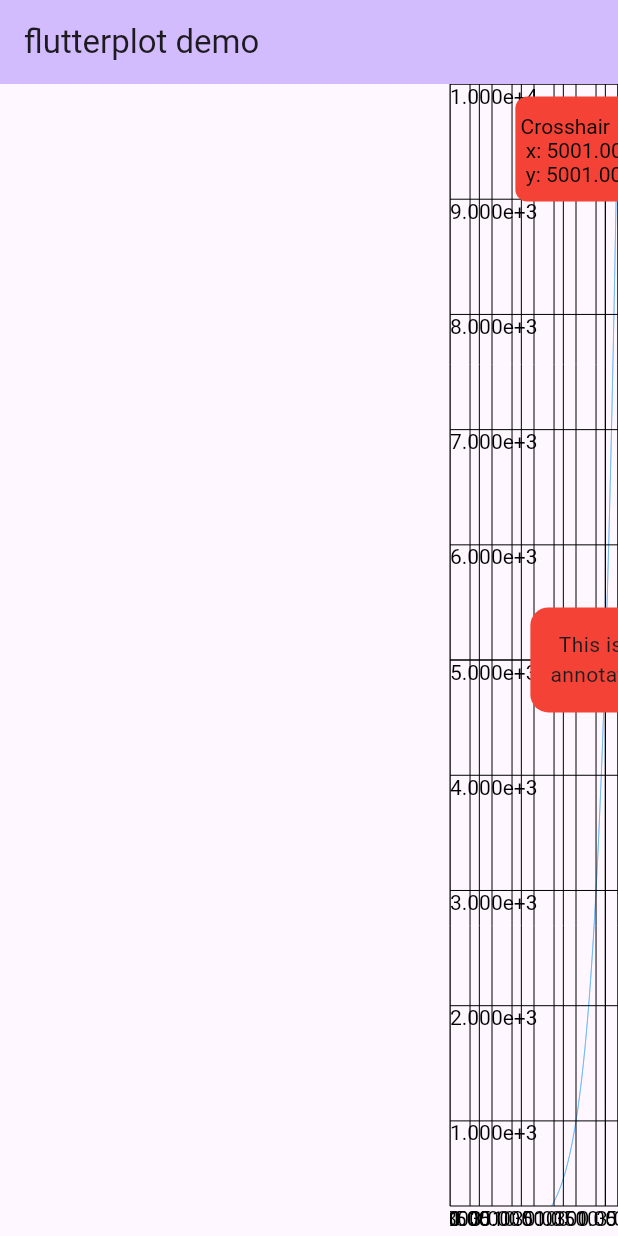
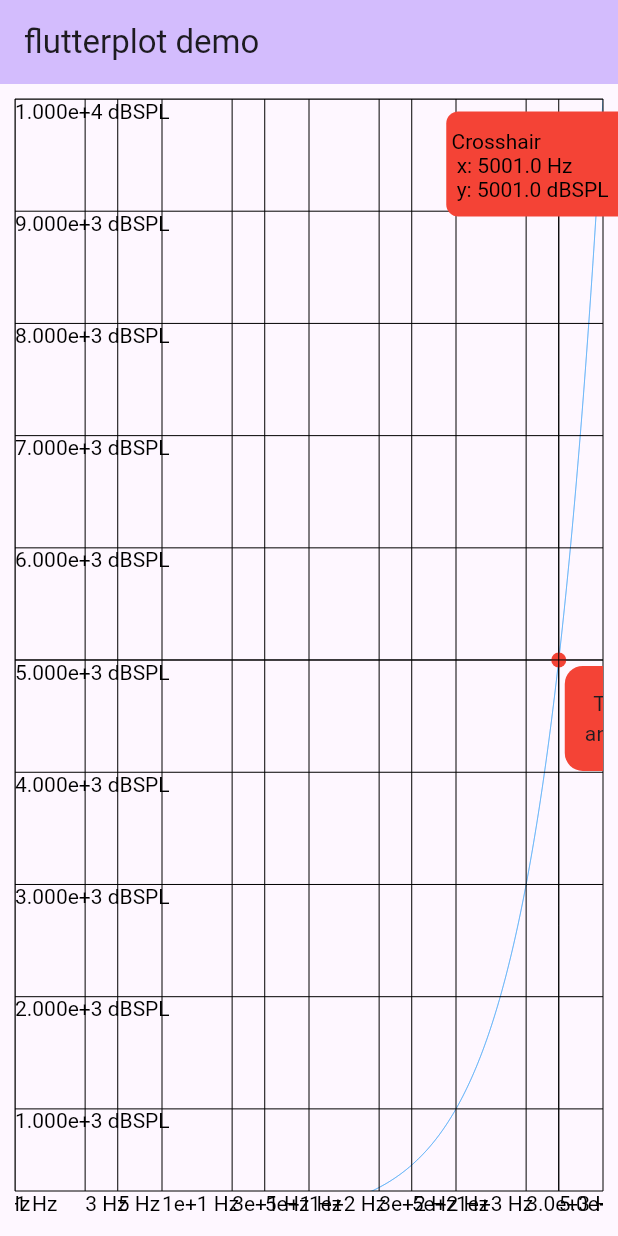
Before and after one commit to optimazter/relu_plot_lib, a Flutter app: the screen it shows after launch, on a phone screen of 412 x 824 dp. Run offline on Flutter 3.47's test engine with Material 3 defaults, Android fonts, the phone set to English and light mode, and no system bars.

```diff
--- a/flutterplot/lib/src/models/annotation.dart
+++ b/flutterplot/lib/src/models/annotation.dart
@@ -17,20 +17,16 @@ class Annotation extends ParentDataWidget<AnnotationParentData> {
     super.key,
     this.position = Offset.zero,
     this.onDragEnd,
-    required double width,
-    required double height,
+    required this.width,
+    required this.height,
     required Widget child,
-
   })
-  :
-  halfWidth = width / 2,
-  halfHeight = height / 2,
-  super(child: Center(child: child));
+  : super(child: Center(child: child));
 
   Offset position;
   final Matrix4 modelView = Matrix4.identity();
-  final double halfWidth;
-  final double halfHeight;
+  final double width;
+  final double height;
 
 
   /// Function called every time the Annotation has been moved
--- a/flutterplot/lib/src/models/crosshair.dart
+++ b/flutterplot/lib/src/models/crosshair.dart
@@ -15,6 +15,7 @@ class Crosshair  {
     this.width = 120,
     this.height = 70,
     this.position = Offset.infinite,
+    this.fractionDigits = 1,
     this.onDragEnd,})
     : halfWidth = width / 2,
     halfHeight = height / 2;
@@ -44,6 +45,9 @@ class Crosshair  {
   /// The position in the Plot space where the Crosshair is lcoated
   Offset position;
 
+  /// The number of fraction digits to show in the crosshair label.
+  final int fractionDigits;
+
   /// Function called every time the Crosshair has been moved
   final Function(Offset position)? onDragEnd;
 
@@ -59,6 +63,7 @@ class Crosshair  {
       other.height == height &&
       other.runtimeType == runtimeType &&
       other.position == position &&
+      other.fractionDigits == fractionDigits &&
       other.label == label;
 
 
--- a/flutterplot/lib/src/models/graph.dart
+++ b/flutterplot/lib/src/models/graph.dart
@@ -35,7 +35,6 @@ class Graph {
   /// The Crosshairs which will be attached to this graph.
   final List<Crosshair>? crosshairs;
 
-
   bool _log = false;
 
 
--- a/flutterplot/lib/src/models/plot.dart
+++ b/flutterplot/lib/src/models/plot.dart
@@ -51,7 +51,6 @@ class Plot extends StatelessWidget {
     this.onConstraintsChanged,
     this.strokeWidth = 1,
     this.padding = 0,
-    this.crosshairFractionDigits = 2,
     this.minimumScale = 0.25,
     this.maximumScale = 50,
   });
@@ -87,9 +86,6 @@ class Plot extends StatelessWidget {
   /// The padding to use around the plot borders
   final double padding;
 
-  /// The number of digits to use for FlutterPlot crosshair
-  final int crosshairFractionDigits;
-
   /// The minimum scale factor possible for scaling the plot.
   final double minimumScale;
 
@@ -117,7 +113,6 @@ class Plot extends StatelessWidget {
     other.decimate == decimate &&
     other.strokeWidth == strokeWidth &&
     other.padding == padding &&
-    other.crosshairFractionDigits == crosshairFractionDigits &&
     other.minimumScale == minimumScale &&
     other.maximumScale == maximumScale;
 
--- /dev/null
+++ b/flutterplot/lib/src/rendering/annotation_layer.dart
@@ -0,0 +1,34 @@
+
+import 'package:flutter/material.dart';
+import 'package:flutterplot/flutterplot.dart';
+import 'package:flutterplot/src/utils/utils.dart';
+
+class AnnotationLayer extends StatelessWidget {
+
+  AnnotationLayer({
+    required this.annotations,
+    required this.transform,
+  });
+
+  final List<Annotation> annotations;
+  final Matrix4 transform;
+
+
+  @override
+  Widget build(BuildContext context) {
+    return Stack(
+      children: annotations.map((annotation) {
+        final globalPosition = transform.transformOffset(annotation.position);
+        return Positioned(
+          left: globalPosition.dx,
+          top: globalPosition.dy,
+          child: annotation.child
+        );
+      }).toList(),
+    );
+  }
+
+
+
+
+}
--- a/flutterplot/lib/src/rendering/annotation_layout.dart
+++ b/flutterplot/lib/src/rendering/annotation_layout.dart
@@ -28,6 +28,7 @@ class AnnotationLayout extends MultiChildRenderObjectWidget {
 
   @override
   void updateRenderObject(BuildContext context, AnnotationRenderObject renderObject) {
+    super.updateRenderObject(context, renderObject);
     renderObject.transform = transform;
   }
 
--- a/flutterplot/lib/src/rendering/crosshair_painter.dart
+++ b/flutterplot/lib/src/rendering/crosshair_painter.dart
@@ -9,7 +9,6 @@ class CrosshairPainter extends CustomPainter {
 
   const CrosshairPainter({
     required this.crosshairs,
-    required this.fractionDigits,
     required this.xUnit,
     required this.yUnit,
     required this.logarithmicXLabel,
@@ -18,7 +17,6 @@ class CrosshairPainter extends CustomPainter {
   });
 
   final List<Crosshair> crosshairs;
-  final int fractionDigits;
   final String? xUnit;
   final String? yUnit;
   final bool logarithmicXLabel;
@@ -29,16 +27,11 @@ class CrosshairPainter extends CustomPainter {
   @override
   void paint(Canvas canvas, Size size) {
 
-    debugLog('Repainting Crosshairs');
-
-
     final linePaint = Paint();
     final boxPaint = Paint();
     final TextStyle textStyle = TextStyle(
           color:  Colors.black,
     );
-
-
 
     crosshairs.forEach((crosshair) {
       final Offset globalPosition = transform.transformOffset(crosshair.position);
@@ -53,7 +46,7 @@ class CrosshairPainter extends CustomPainter {
       canvas.save();
       canvas.clipRect(Rect.fromLTRB(-crosshair.halfWidth, -crosshair.halfHeight, size.width + crosshair.halfWidth, size.height + crosshair.halfHeight));
       _paintCrosshairBox(canvas, globalPosition, crosshair.width, crosshair.height, crosshair.yPadding, boxPaint);
-      _paintCrosshairText(canvas, crosshair.label, crosshair.position, globalPosition, crosshair.yPadding, textStyle, crosshair.width);
+      _paintCrosshairText(canvas, crosshair.label, crosshair.position, globalPosition, crosshair.yPadding, textStyle, crosshair.width, crosshair.fractionDigits);
       canvas.restore();
     });
 
@@ -66,7 +59,7 @@ class CrosshairPainter extends CustomPainter {
   }
 
 
-  void _paintCrosshairText(Canvas canvas, String label, Offset localPosition, Offset globalPosition, double padding, TextStyle textStyle, double width) {
+  void _paintCrosshairText(Canvas canvas, String label, Offset localPosition, Offset globalPosition, double padding, TextStyle textStyle, double width, int fractionDigits) {
     final ParagraphBuilder paragraphBuilder = ParagraphBuilder(
             ParagraphStyle()
           )
--- a/flutterplot/lib/src/widgets/plot_view.dart
+++ b/flutterplot/lib/src/widgets/plot_view.dart
@@ -4,7 +4,7 @@ import 'package:flutterplot/flutterplot.dart';
 import 'package:flutter/gestures.dart';
 import 'package:flutter/services.dart';
 import 'package:flutterplot/src/models/camera.dart';
-import 'package:flutterplot/src/rendering/annotation_layout.dart';
+import 'package:flutterplot/src/rendering/annotation_layer.dart';
 import 'package:flutterplot/src/rendering/crosshair_painter.dart';
 import 'package:flutterplot/src/rendering/graph_painter.dart';
 import 'package:flutterplot/src/rendering/ticks_painter.dart';
@@ -98,8 +98,8 @@ class PlotView extends StatefulWidget {
       }
       for (Annotation annotation in graph.annotations!) {
         final Offset globalPosition = camera.transform.transformOffset(annotation.position);
-        if (event.localPosition.dx >= globalPosition.dx - annotation.halfWidth && event.localPosition.dx <= globalPosition.dx + annotation.halfWidth
-           && event.localPosition.dy >= globalPosition.dy - annotation.halfHeight && event.localPosition.dy <= globalPosition.dy + annotation.halfHeight) {
+        if (event.localPosition.dx >= globalPosition.dx && event.localPosition.dx <= globalPosition.dx + annotation.width
+           && event.localPosition.dy >= globalPosition.dy && event.localPosition.dy <= globalPosition.dy + annotation.height) {
           _activeAnnotation = annotation;
           _activeGraph = graph;
           return true;
@@ -444,7 +444,6 @@ class FlutterPlotState extends State<PlotView> {
                   child: CustomPaint(
                       painter: CrosshairPainter(
                         crosshairs: widget.crosshairs,
-                        fractionDigits: widget.plot.crosshairFractionDigits,
                         xUnit: widget.plot.xTicks?.unit,
                         yUnit: widget.plot.yTicks?.unit,
                         logarithmicXLabel: widget.plot.xTicks?.logarithmic ?? false,
@@ -456,7 +455,7 @@ class FlutterPlotState extends State<PlotView> {
                 SizedBox(
                   width: widget.width,
                   height: widget.height,
-                  child:  AnnotationLayout(
+                  child:  AnnotationLayer(
                     annotations: widget.annotations,
                     transform: widget.camera.transform,
                   ),
--- a/flutterplot_demo/lib/main.dart
+++ b/flutterplot_demo/lib/main.dart
@@ -35,7 +35,6 @@ class _MyHomePageState extends State<MyHomePage> {
 
 
 
-
   @override
   Widget build(BuildContext context) {
 
@@ -49,15 +48,18 @@ class _MyHomePageState extends State<MyHomePage> {
       ),
       body: Center(
         child: Padding(
-          padding: EdgeInsets.only(left: 300),
+          padding: EdgeInsets.all(10),
           child: Plot(
             xTicks: Ticks(
               pretty: true,
-              logarithmic: true
+              logarithmic: true,
+              unit: 'Hz',
+              fractionDigits: 1,
               ),
             yTicks: Ticks(
               pretty: true,
-              logarithmic: false
+              logarithmic: false,
+              unit: 'dBSPL'
               ),
             graphs: [
               Graph(
@@ -66,9 +68,10 @@ class _MyHomePageState extends State<MyHomePage> {
                 color: Colors.blue,
                 crosshairs: [
                   Crosshair(
+                    width: 150,
                     label: 'Crosshair',
                     yPadding: 20,
-                    color: Colors.red
+                    color: Colors.red,
                   )
                 ],
                 annotations: [
```
Also changed, not shown: flutterplot/lib/src/models/camera.dart (+5 -5 lines).
